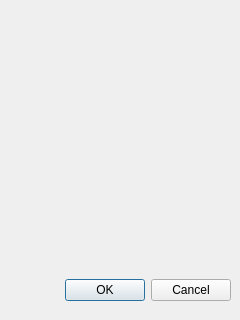
This is dialogs/additemusagedialog.ui in antonshtunder/l2botcontrol as Qt 5 draws it before an edit. The edited form follows.
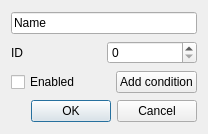
This is the edited form.

The edit to the form file:
```diff
--- a/dialogs/additemusagedialog.ui
+++ b/dialogs/additemusagedialog.ui
@@ -5,29 +5,87 @@
    <rect>
     <x>0</x>
     <y>0</y>
-    <width>240</width>
-    <height>320</height>
+    <width>208</width>
+    <height>134</height>
    </rect>
   </property>
   <property name="windowTitle">
    <string>Dialog</string>
   </property>
-  <widget name="buttonBox" class="QDialogButtonBox">
-   <property name="geometry">
-    <rect>
-     <x>10</x>
-     <y>270</y>
-     <width>221</width>
-     <height>41</height>
-    </rect>
-   </property>
-   <property name="orientation">
-    <enum>Qt::Horizontal</enum>
-   </property>
-   <property name="standardButtons">
-    <set>QDialogButtonBox::Cancel|QDialogButtonBox::Ok</set>
-   </property>
-  </widget>
+  <layout class="QVBoxLayout" name="verticalLayout">
+   <item>
+    <widget class="QLineEdit" name="txtName">
+     <property name="text">
+      <string>Name</string>
+     </property>
+    </widget>
+   </item>
+   <item>
+    <layout class="QHBoxLayout" name="idLayout">
+     <item>
+      <widget class="QLabel" name="lblId">
+       <property name="text">
+        <string>ID</string>
+       </property>
+      </widget>
+     </item>
+     <item>
+      <widget class="QSpinBox" name="sbId">
+       <property name="maximum">
+        <number>400000</number>
+       </property>
+      </widget>
+     </item>
+    </layout>
+   </item>
+   <item>
+    <layout class="QHBoxLayout" name="controlsLayout">
+     <property name="spacing">
+      <number>6</number>
+     </property>
+     <item>
+      <widget class="QCheckBox" name="checkEnabled">
+       <property name="text">
+        <string>Enabled</string>
+       </property>
+      </widget>
+     </item>
+     <item>
+      <spacer name="horizontalSpacer">
+       <property name="orientation">
+        <enum>Qt::Horizontal</enum>
+       </property>
+       <property name="sizeHint" stdset="0">
+        <size>
+         <width>40</width>
+         <height>20</height>
+        </size>
+       </property>
+      </spacer>
+     </item>
+     <item>
+      <widget class="QPushButton" name="btnAddCondition">
+       <property name="text">
+        <string>Add condition</string>
+       </property>
+      </widget>
+     </item>
+    </layout>
+   </item>
+   <item>
+    <layout class="QVBoxLayout" name="conditionsLayout"/>
+   </item>
+   <item>
+    <widget class="QDialogButtonBox" name="buttons">
+     <property name="orientation">
+      <enum>Qt::Horizontal</enum>
+     </property>
+     <property name="standardButtons">
+      <set>QDialogButtonBox::Cancel|QDialogButtonBox::Ok</set>
+     </property>
+    </widget>
+   </item>
+  </layout>
  </widget>
  <resources/>
  <connections>
```
Left out of the diff: 23 changed lines with no effect on the pictures.
